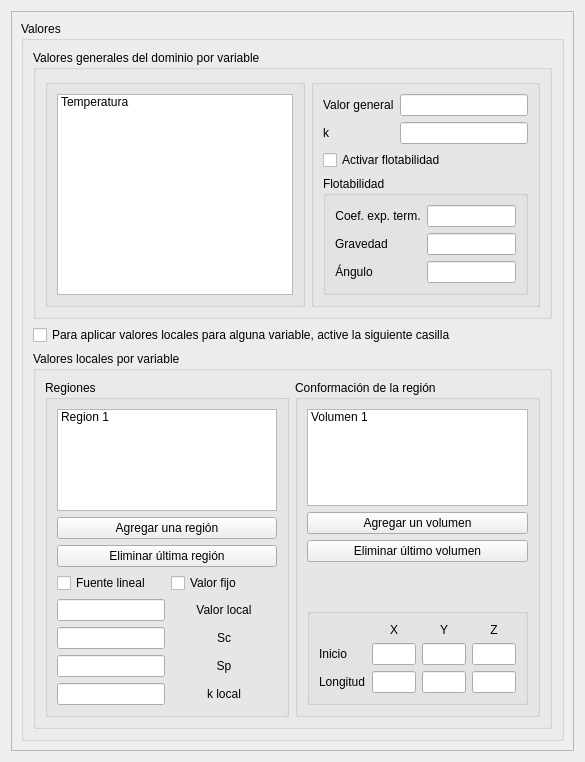
Qt form values_window/ui/values_window.ui (luisdavidrodm/PrePRODIC3D) before a commit.
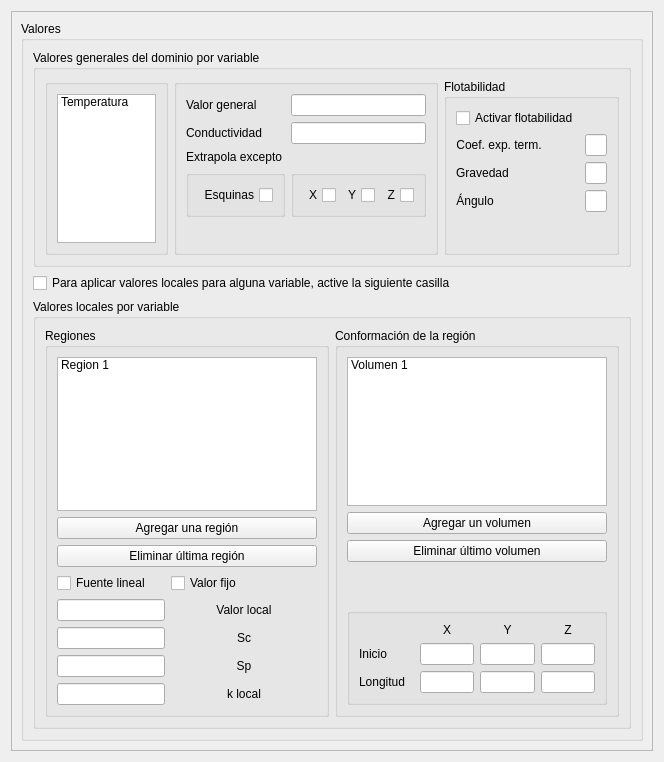
The same form after that commit.

Commit message: Inclusion de LineEdits y ComboBoxex que incluyen KCY junto con IBOR e IPUN en ventanas malla y valores respectivamente

What changed in the file:
```diff
--- a/values_window/ui/values_window.ui
+++ b/values_window/ui/values_window.ui
@@ -6,7 +6,7 @@
    <rect>
     <x>0</x>
     <y>0</y>
-    <width>585</width>
+    <width>664</width>
     <height>762</height>
    </rect>
   </property>
@@ -24,7 +24,7 @@
        <rect>
         <x>0</x>
         <y>0</y>
-        <width>565</width>
+        <width>644</width>
         <height>742</height>
        </rect>
       </property>
@@ -65,40 +65,104 @@
                 <string/>
                </property>
                <layout class="QFormLayout" name="formLayout_2">
-                <item row="0" column="0">
-                 <widget class="QLabel" name="label">
-                  <property name="text">
-                   <string>Valor general</string>
-                  </property>
-                 </widget>
-                </item>
                 <item row="0" column="1">
                  <widget class="QLineEdit" name="le_general_value"/>
                 </item>
                 <item row="1" column="0">
                  <widget class="QLabel" name="label_2">
                   <property name="text">
-                   <string>k</string>
+                   <string>Conductividad</string>
+                  </property>
+                  <property name="alignment">
+                   <set>Qt::AlignCenter</set>
                   </property>
                  </widget>
                 </item>
                 <item row="1" column="1">
                  <widget class="QLineEdit" name="le_k"/>
                 </item>
-                <item row="2" column="0" colspan="2">
-                 <widget class="QCheckBox" name="checkBox">
+                <item row="5" column="0">
+                 <widget class="QLabel" name="label_15">
                   <property name="text">
-                   <string>Activar flotabilidad</string>
+                   <string>Extrapola excepto</string>
                   </property>
                  </widget>
                 </item>
-                <item row="3" column="0" colspan="2">
+                <item row="6" column="0">
+                 <widget class="QGroupBox" name="groupBox_11">
+                  <property name="title">
+                   <string/>
+                  </property>
+                  <layout class="QHBoxLayout" name="horizontalLayout_3">
+                   <item>
+                    <widget class="QCheckBox" name="cb_ipun">
+                     <property name="layoutDirection">
+                      <enum>Qt::RightToLeft</enum>
+                     </property>
+                     <property name="text">
+                      <string>Esquinas</string>
+                     </property>
+                    </widget>
+                   </item>
+                  </layout>
+                 </widget>
+                </item>
+                <item row="6" column="1">
+                 <widget class="QGroupBox" name="groupBox_10">
+                  <property name="title">
+                   <string/>
+                  </property>
+                  <layout class="QGridLayout" name="gridLayout_4">
+                   <item row="1" column="0">
+                    <widget class="QCheckBox" name="cb_iborx">
+                     <property name="layoutDirection">
+                      <enum>Qt::RightToLeft</enum>
+                     </property>
+                     <property name="text">
+                      <string>X</string>
+                     </property>
+                    </widget>
+                   </item>
+                   <item row="1" column="2">
+                    <widget class="QCheckBox" name="cb_iborz">
+                     <property name="layoutDirection">
+                      <enum>Qt::RightToLeft</enum>
+                     </property>
+                     <property name="text">
+                      <string>Z</string>
+                     </property>
+                    </widget>
+                   </item>
+                   <item row="1" column="1">
+                    <widget class="QCheckBox" name="cb_ibory">
+                     <property name="layoutDirection">
+                      <enum>Qt::RightToLeft</enum>
+                     </property>
+                     <property name="text">
+                      <string>Y</string>
+                     </property>
+                    </widget>
+                   </item>
+                  </layout>
+                 </widget>
+                </item>
+                <item row="0" column="0">
+                 <widget class="QLabel" name="label">
+                  <property name="text">
+                   <string>Valor general</string>
+                  </property>
+                 </widget>
+                </item>
+               </layout>
+              </widget>
+             </item>
+             <item>
                  <widget class="QGroupBox" name="groupBox_5">
                   <property name="title">
                    <string>Flotabilidad</string>
                   </property>
                   <layout class="QFormLayout" name="formLayout">
-                   <item row="0" column="0">
+                <item row="1" column="0">
                     <widget class="QLabel" name="label_3">
                      <property name="text">
                       <string>Coef. exp. term.</string>
@@ -108,10 +172,10 @@
                      </property>
                     </widget>
                    </item>
-                   <item row="0" column="1">
+                <item row="1" column="1">
                     <widget class="QLineEdit" name="lineEdit_3"/>
                    </item>
-                   <item row="1" column="0">
+                <item row="2" column="0">
                     <widget class="QLabel" name="label_4">
                      <property name="text">
                       <string>Gravedad</string>
@@ -121,10 +185,10 @@
                      </property>
                     </widget>
                    </item>
-                   <item row="1" column="1">
+                <item row="2" column="1">
                     <widget class="QLineEdit" name="lineEdit_4"/>
                    </item>
-                   <item row="2" column="0">
+                <item row="3" column="0">
                     <widget class="QLabel" name="label_5">
                      <property name="text">
                       <string>Ángulo</string>
@@ -134,10 +198,14 @@
                      </property>
                     </widget>
                    </item>
-                   <item row="2" column="1">
+                <item row="3" column="1">
                     <widget class="QLineEdit" name="lineEdit_5"/>
                    </item>
-                  </layout>
+                <item row="0" column="0">
+                 <widget class="QCheckBox" name="checkBox">
+                  <property name="text">
+                   <string>Activar flotabilidad</string>
+                  </property>
                  </widget>
                 </item>
                </layout>
```
Lines whose indentation alone changed are shown as unchanged. The commit also changes 3 other files.
